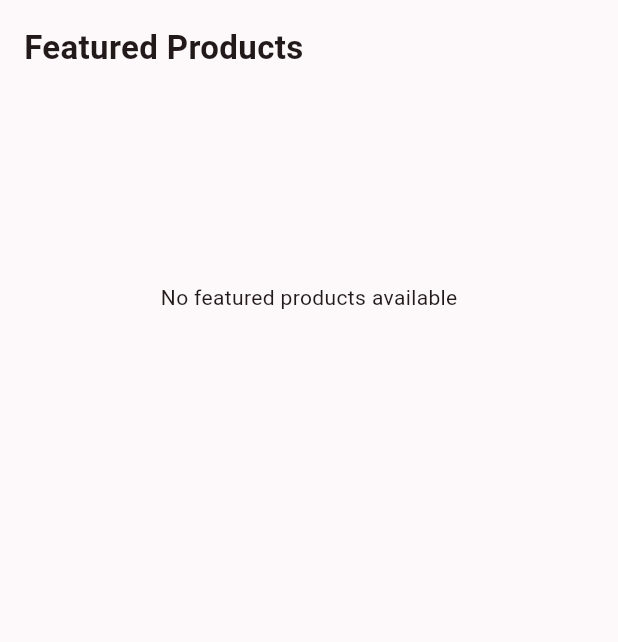
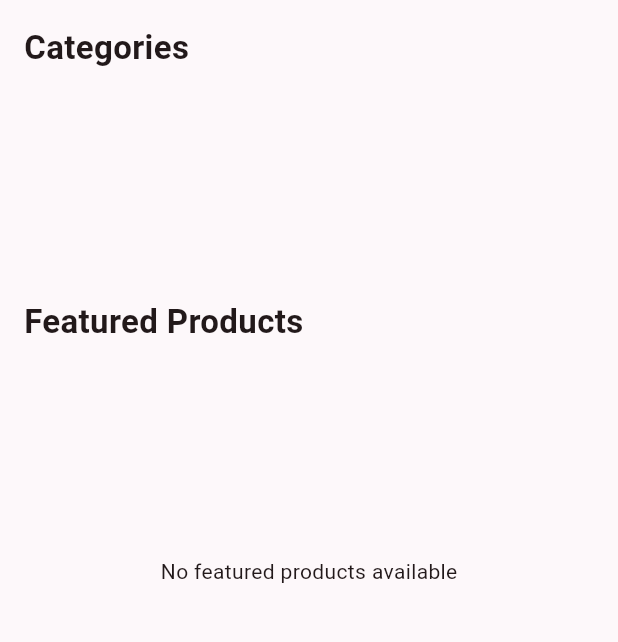
Before and after one commit to AnujaRashmika/GlowSpace, a Flutter app: the screen it shows after launch, on a phone screen of 412 x 824 dp, the part 84-726 px from its top. Run offline on Flutter 3.47's test engine with Material 3 defaults, Android fonts, the phone set to English and light mode, and no system bars; our stand-ins replace cloud_firestore, firebase_core, shimmer; accounts and stored records are empty.

Commit message:
categories load from database

```diff
--- /dev/null
+++ b/lib/models/category.dart
@@ -0,0 +1,29 @@
+class Category {
+
+  final String id;
+  final String name;
+  final String image;
+
+  Category({
+    required this.id,
+    required this.name,
+    required this.image,
+  });
+
+  factory Category.fromFirestore(
+      String id,
+      Map<String, dynamic> data,
+      ) {
+
+    return Category(
+
+      id: id,
+
+      name: data['name'] ?? '',
+
+      image: data['image'] ?? '',
+
+    );
+  }
+
+}
--- /dev/null
+++ b/lib/providers/category_provider.dart
@@ -0,0 +1,33 @@
+import 'package:flutter/material.dart';
+
+import '../models/category.dart';
+import '../services/firestore_service.dart';
+
+class CategoryProvider extends ChangeNotifier {
+
+  final FirestoreService _service = FirestoreService();
+
+  List<Category> _categories = [];
+
+  List<Category> get categories => _categories;
+
+  bool isLoading = true;
+
+  void loadCategories() {
+
+    isLoading = true;
+    notifyListeners();
+
+    _service.getCategories().listen((data) {
+
+      _categories = data;
+
+      isLoading = false;
+
+      notifyListeners();
+
+    });
+
+  }
+
+}
--- a/lib/screens/home/home_screen.dart
+++ b/lib/screens/home/home_screen.dart
@@ -1,235 +1,172 @@
 import 'package:flutter/material.dart';
 import 'package:provider/provider.dart';
-
+import '../../providers/category_provider.dart';
 import '../../providers/product_provider.dart';
+import '../../widgets/category_card.dart';
+import '../../widgets/category_shimmer.dart';
 import '../../widgets/product_card.dart';
 
-
 class HomeScreen extends StatefulWidget {
-
   const HomeScreen({super.key});
-
 
   @override
   State<HomeScreen> createState() => _HomeScreenState();
-
 }
-
-
 
 class _HomeScreenState extends State<HomeScreen> {
 
-
   @override
   void initState() {
-
     super.initState();
 
-
     Future.microtask(() {
-
       Provider.of<ProductProvider>(
         context,
         listen: false,
       ).loadProducts();
 
+      Provider.of<CategoryProvider>(
+        context,
+        listen: false,
+      ).loadCategories();
     });
-
   }
-
-
 
   @override
   Widget build(BuildContext context) {
 
-
     final productProvider =
     Provider.of<ProductProvider>(context);
-
-
 
     final featuredProducts =
         productProvider.featuredProducts;
 
-
+    final categoryProvider =
+    Provider.of<CategoryProvider>(context);
 
     return Scaffold(
-
-
       appBar: AppBar(
-
         title: const Text(
           "GlowSpace",
         ),
-
       ),
 
-
-
       body: SingleChildScrollView(
-
-
         child: Column(
-
-
           crossAxisAlignment: CrossAxisAlignment.start,
-
-
           children: [
-
-
-
             const Padding(
-
               padding: EdgeInsets.all(16),
-
               child: Text(
-
-                "Featured Products",
-
+                "Categories",
                 style: TextStyle(
-
                   fontSize: 22,
-
                   fontWeight: FontWeight.bold,
-
                 ),
-
               ),
-
             ),
-
-
-
-
             SizedBox(
-
-
-              height: 270,
-
-
-
+              height: 120,
               child: AnimatedSwitcher(
-
-
                 duration: const Duration(
                   milliseconds: 400,
                 ),
+                child: categoryProvider.isLoading
+                    ?
+                ListView.builder(
+                  key: const ValueKey(
+                    "categoryShimmer",
+                  ),
+                  scrollDirection: Axis.horizontal,
+                  itemCount: 5,
+                  itemBuilder: (context,index){
+                    return const CategoryShimmer();
+                  },
+                )
+                    :
+                ListView.builder(
+                  key: const ValueKey(
+                    "categories",
+                  ),
 
+                  scrollDirection: Axis.horizontal,
+                  itemCount: categoryProvider.categories.length,
+                  itemBuilder: (context,index){
+                    return CategoryCard(
+                      category: categoryProvider.categories[index],
+                    );
+                  },
+                ),
+              ),
+            ),
 
+            const Padding(
+              padding: EdgeInsets.all(16),
+              child: Text(
+                "Featured Products",
+                style: TextStyle(
+                  fontSize: 22,
+                  fontWeight: FontWeight.bold,
+                ),
+              ),
+            ),
 
+            SizedBox(
+              height: 270,
+              child: AnimatedSwitcher(
+                duration: const Duration(
+                  milliseconds: 400,
+                ),
                 child: productProvider.isLoading
-
-
                     ?
-
                 // SHIMMER
-
                 ListView.builder(
-
                   key: const ValueKey(
                     "shimmer",
                   ),
-
                   scrollDirection: Axis.horizontal,
-
-
-                  itemCount: 5,
-
-
-
+                  itemCount: 10,
                   itemBuilder: (context,index){
 
-
                     return const ProductCard(
-
                       isLoading: true,
-
                     );
-
-
                   },
-
-
                 )
-
-
-
                     :
-
                 featuredProducts.isEmpty
-
-
                     ?
 
                 const Center(
-
                   key: ValueKey(
                     "empty",
                   ),
 
                   child: Text(
-
                     "No featured products available",
-
                   ),
-
                 )
-
-
-
                     :
 
-
                 ListView.builder(
-
                   key: const ValueKey(
                     "products",
                   ),
 
-
                   scrollDirection: Axis.horizontal,
-
-
                   itemCount: featuredProducts.length,
-
-
-
                   itemBuilder: (context,index){
 
-
                     return ProductCard(
-
                       product: featuredProducts[index],
-
                     );
-
-
                   },
-
-
                 ),
-
-
               ),
-
-
             ),
-
-
           ],
-
-
         ),
-
-
       ),
-
-
     );
-
-
   }
-
-
 }
```
Also changed, not shown: lib/main.dart (+4 -24 lines), lib/providers/product_provider.dart (+2 -44 lines), lib/services/firestore_service.dart (+30 -0 lines), lib/widgets/category_card.dart (added, +67 -0 lines), lib/widgets/category_shimmer.dart (added, +39 -0 lines), lib/models/category_model.dart (deleted), lib/widgets/category_section.dart (deleted).
